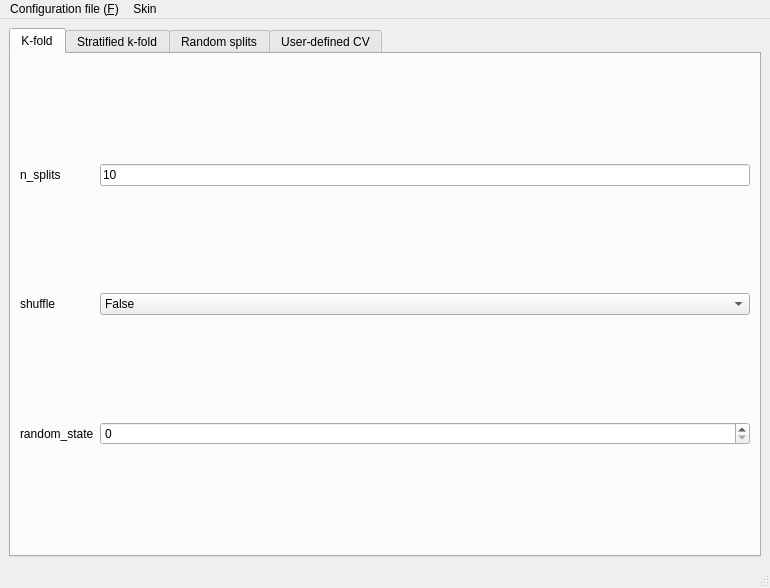
Qt form eslearn/GUI/easylearn_model_evaluation_gui.ui (easylearn-fmri/easylearn_dev) before a commit.
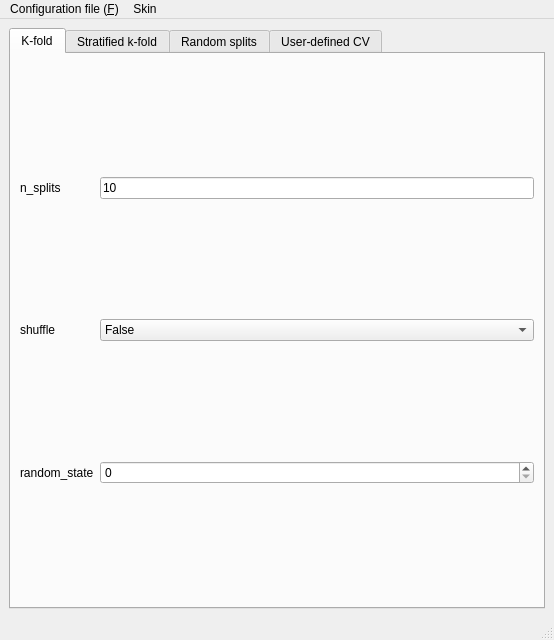
The same form after that commit.

Commit message: complete model_evaluation GUI, update machine_learning GUI

```diff
--- a/eslearn/GUI/easylearn_model_evaluation_gui.ui
+++ b/eslearn/GUI/easylearn_model_evaluation_gui.ui
@@ -6,8 +6,8 @@
    <rect>
     <x>0</x>
     <y>0</y>
-    <width>770</width>
-    <height>588</height>
+    <width>554</width>
+    <height>640</height>
    </rect>
   </property>
   <property name="windowTitle">
@@ -230,8 +230,8 @@
     <rect>
      <x>0</x>
      <y>0</y>
-     <width>770</width>
-     <height>25</height>
+     <width>554</width>
+     <height>26</height>
     </rect>
    </property>
    <widget class="QMenu" name="menuConfiguration_file_F">
```
The commit also changes 31 other files.
